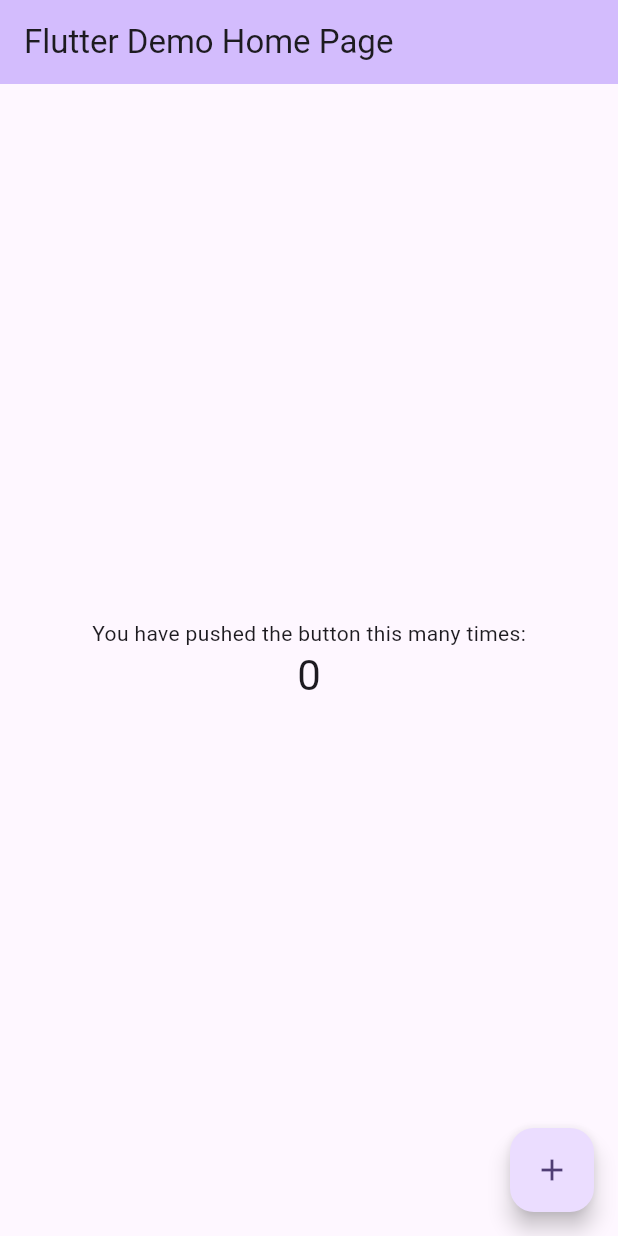
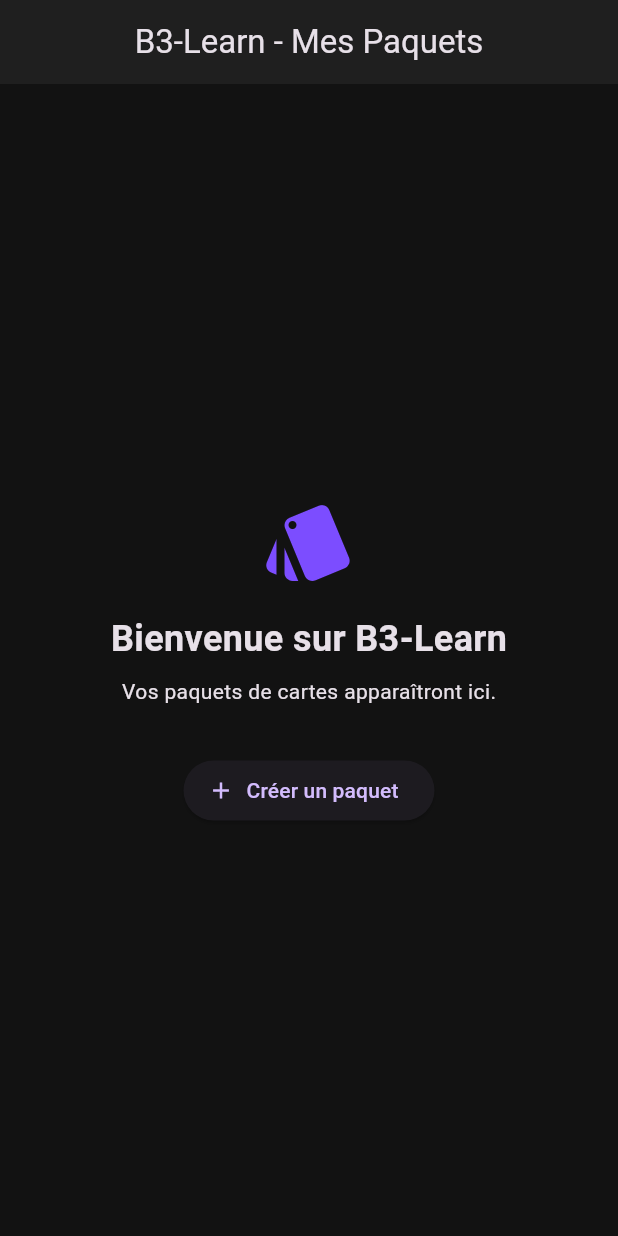
Before and after one commit to Sniipe-B3/B3-Learn, a Flutter app: the screen it shows after launch, on a phone screen of 412 x 824 dp. Run offline on Flutter 3.47's test engine with Material 3 defaults, Android fonts, the phone set to English and light mode, and no system bars; our stand-ins replace firebase_core, flutter_riverpod; accounts and stored records are empty.

Commit message:
feat: init Firebase, Riverpod, dark theme and base packages

```diff
--- a/b3_learn/lib/main.dart
+++ b/b3_learn/lib/main.dart
@@ -1,121 +1,79 @@
 import 'package:flutter/material.dart';
+import 'package:firebase_core/firebase_core.dart';
+import 'package:flutter_riverpod/flutter_riverpod.dart';
+import 'firebase_options.dart';
 
-void main() {
-  runApp(const MyApp());
+void main() async {
+  // S'assurer que les bindings Flutter sont initialisés avant d'appeler Firebase
+  WidgetsFlutterBinding.ensureInitialized();
+
+  // Initialisation de Firebase avec les options générées
+  await Firebase.initializeApp(
+    options: DefaultFirebaseOptions.currentPlatform,
+  );
+
+  // ProviderScope est nécessaire pour utiliser Riverpod
+  runApp(const ProviderScope(child: B3LearnApp()));
 }
 
-class MyApp extends StatelessWidget {
-  const MyApp({super.key});
+class B3LearnApp extends StatelessWidget {
+  const B3LearnApp({super.key});
 
-  // This widget is the root of your application.
   @override
   Widget build(BuildContext context) {
     return MaterialApp(
-      title: 'Flutter Demo',
+      title: 'B3-Learn',
+      debugShowCheckedModeBanner: false,
+      // Configuration du Thème Sombre
       theme: ThemeData(
-        // This is the theme of your application.
-        //
-        // TRY THIS: Try running your application with "flutter run". You'll see
-        // the application has a purple toolbar. Then, without quitting the app,
-        // try changing the seedColor in the colorScheme below to Colors.green
-        // and then invoke "hot reload" (save your changes or press the "hot
-        // reload" button in a Flutter-supported IDE, or press "r" if you used
-        // the command line to start the app).
-        //
-        // Notice that the counter didn't reset back to zero; the application
-        // state is not lost during the reload. To reset the state, use hot
-        // restart instead.
-        //
-        // This works for code too, not just values: Most code changes can be
-        // tested with just a hot reload.
-        colorScheme: .fromSeed(seedColor: Colors.deepPurple),
+        colorScheme: ColorScheme.fromSeed(
+          seedColor: Colors.deepPurple,
+          brightness: Brightness.dark,
+        ),
+        useMaterial3: true,
+        scaffoldBackgroundColor: const Color(0xFF121212),
+        appBarTheme: const AppBarTheme(
+          backgroundColor: Color(0xFF1F1F1F),
+          elevation: 0,
+          centerTitle: true,
+        ),
       ),
-      home: const MyHomePage(title: 'Flutter Demo Home Page'),
+      home: const HomeScreen(),
     );
   }
 }
 
-class MyHomePage extends StatefulWidget {
-  const MyHomePage({super.key, required this.title});
-
-  // This widget is the home page of your application. It is stateful, meaning
-  // that it has a State object (defined below) that contains fields that affect
-  // how it looks.
-
-  // This class is the configuration for the state. It holds the values (in this
-  // case the title) provided by the parent (in this case the App widget) and
-  // used by the build method of the State. Fields in a Widget subclass are
-  // always marked "final".
-
-  final String title;
-
-  @override
-  State<MyHomePage> createState() => _MyHomePageState();
-}
-
-class _MyHomePageState extends State<MyHomePage> {
-  int _counter = 0;
-
-  void _incrementCounter() {
-    setState(() {
-      // This call to setState tells the Flutter framework that something has
-      // changed in this State, which causes it to rerun the build method below
-      // so that the display can reflect the updated values. If we changed
-      // _counter without calling setState(), then the build method would not be
-      // called again, and so nothing would appear to happen.
-      _counter++;
-    });
-  }
+class HomeScreen extends StatelessWidget {
+  const HomeScreen({super.key});
 
   @override
   Widget build(BuildContext context) {
-    // This method is rerun every time setState is called, for instance as done
-    // by the _incrementCounter method above.
-    //
-    // The Flutter framework has been optimized to make rerunning build methods
-    // fast, so that you can just rebuild anything that needs updating rather
-    // than having to individually change instances of widgets.
     return Scaffold(
       appBar: AppBar(
-        // TRY THIS: Try changing the color here to a specific color (to
-        // Colors.amber, perhaps?) and trigger a hot reload to see the AppBar
-        // change color while the other colors stay the same.
-        backgroundColor: Theme.of(context).colorScheme.inversePrimary,
-        // Here we take the value from the MyHomePage object that was created by
-        // the App.build method, and use it to set our appbar title.
-        title: Text(widget.title),
+        title: const Text('B3-Learn - Mes Paquets'),
       ),
       body: Center(
-        // Center is a layout widget. It takes a single child and positions it
-        // in the middle of the parent.
         child: Column(
-          // Column is also a layout widget. It takes a list of children and
-          // arranges them vertically. By default, it sizes itself to fit its
-          // children horizontally, and tries to be as tall as its parent.
-          //
-          // Column has various properties to control how it sizes itself and
-          // how it positions its children. Here we use mainAxisAlignment to
-          // center the children vertically; the main axis here is the vertical
-          // axis because Columns are vertical (the cross axis would be
-          // horizontal).
-          //
-          // TRY THIS: Invoke "debug painting" (choose the "Toggle Debug Paint"
-          // action in the IDE, or press "p" in the console), to see the
-          // wireframe for each widget.
-          mainAxisAlignment: .center,
+          mainAxisAlignment: MainAxisAlignment.center,
           children: [
-            const Text('You have pushed the button this many times:'),
-            Text(
-              '$_counter',
-              style: Theme.of(context).textTheme.headlineMedium,
+            const Icon(Icons.style, size: 64, color: Colors.deepPurpleAccent),
+            const SizedBox(height: 16),
+            const Text(
+              'Bienvenue sur B3-Learn',
+              style: TextStyle(fontSize: 24, fontWeight: FontWeight.bold),
             ),
+            const SizedBox(height: 8),
+            const Text('Vos paquets de cartes apparaîtront ici.'),
+            const SizedBox(height: 32),
+            ElevatedButton.icon(
+              onPressed: () {
+                // TODO: Naviguer vers la création d'un paquet
+              },
+              icon: const Icon(Icons.add),
+              label: const Text('Créer un paquet'),
+            )
           ],
         ),
-      ),
-      floatingActionButton: FloatingActionButton(
-        onPressed: _incrementCounter,
-        tooltip: 'Increment',
-        child: const Icon(Icons.add),
       ),
     );
   }
--- a/b3_learn/pubspec.yaml
+++ b/b3_learn/pubspec.yaml
@@ -34,6 +34,11 @@ dependencies:
   # The following adds the Cupertino Icons font to your application.
   # Use with the CupertinoIcons class for iOS style icons.
   cupertino_icons: ^1.0.8
+  firebase_core: ^4.15.0
+  firebase_auth: ^6.7.0
+  cloud_firestore: ^6.10.0
+  firebase_storage: ^13.6.0
+  flutter_riverpod: ^3.4.3
 
 dev_dependencies:
   flutter_test:
```
Also changed, not shown: b3_learn/firebase.json (added), b3_learn/lib/firebase_options.dart (added), b3_learn/pubspec.lock, 3 other files.
